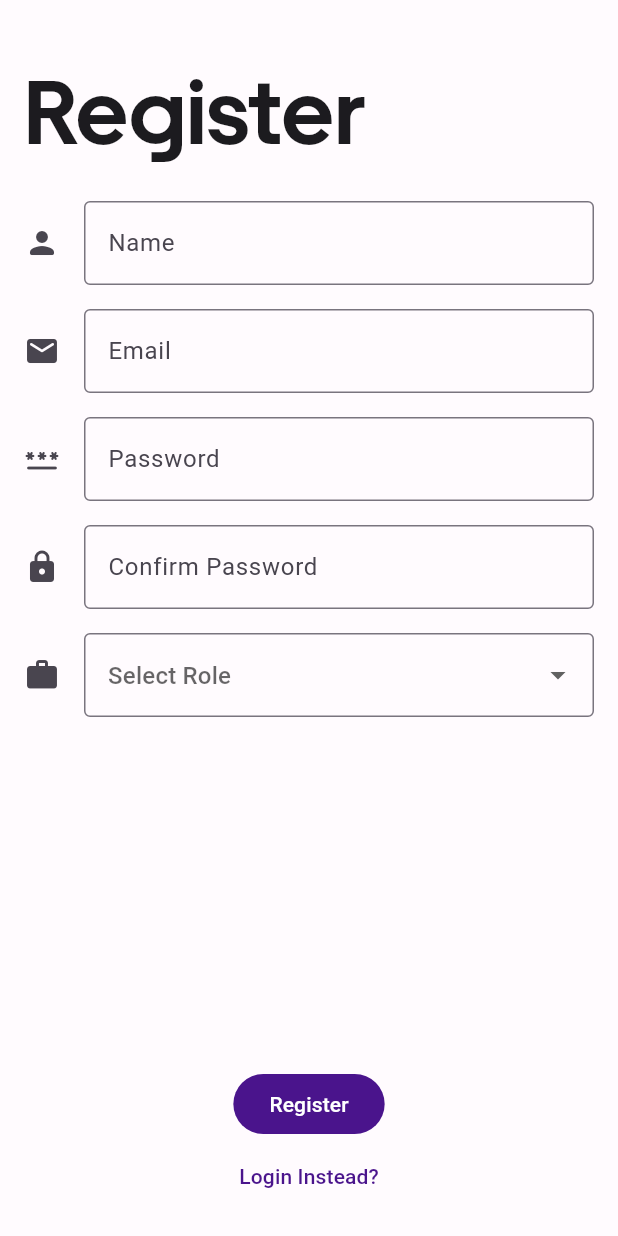
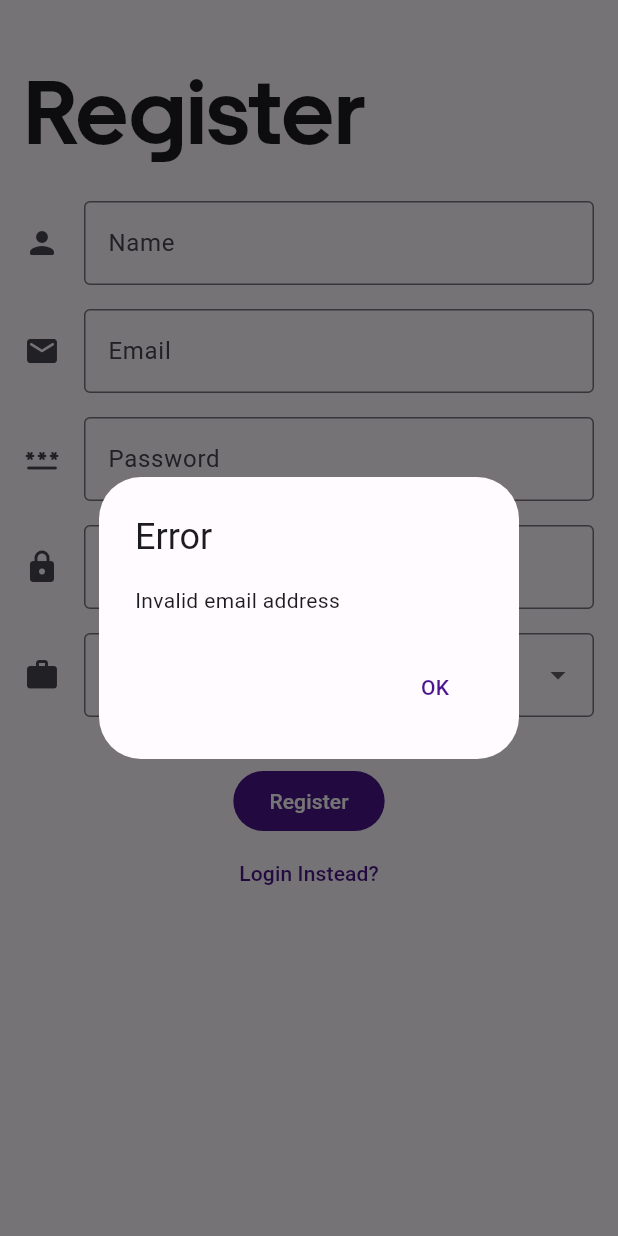
Before and after one commit to nickw409/CRAFT, a Flutter app: the RegistrationPage screen opened directly, after a tap on "Register", on a phone screen of 412 x 824 dp. Run offline on Flutter 3.47's test engine with Material 3 defaults, Android fonts, the light colour scheme and no system bars; our stand-ins replace carousel_slider, cloud_firestore, firebase_auth, firebase_core, geolocator, google_maps_flutter and 3 more; accounts and stored records are empty.

Commit message:
implemented login/sign up function

```diff
--- a/mobile/lib/screens/registration_page.dart
+++ /dev/null
@@ -1,133 +0,0 @@
-import 'package:craft/screens/login_page.dart';
-import 'package:flutter/material.dart';
-import 'package:page_transition/page_transition.dart';
-
-class RegistrationPage extends StatefulWidget {
-  const RegistrationPage({super.key});
-
-  @override
-  State<RegistrationPage> createState() => _RegistrationPageState();
-}
-
-class _RegistrationPageState extends State<RegistrationPage> {
-  String? selectedRole;
-
-  @override
-  Widget build(BuildContext context) {
-    return Scaffold(
-      body: SafeArea(
-          child: Padding(
-        padding: const EdgeInsets.all(16),
-        child: Column(
-          mainAxisAlignment: MainAxisAlignment.start,
-          crossAxisAlignment: CrossAxisAlignment.start,
-          children: [
-            const SizedBox(
-              height: 16,
-            ),
-            const FittedBox(
-              fit: BoxFit.contain,
-              child: Text(
-                'Register',
-                style: TextStyle(
-                  fontFamily: 'Uber',
-                  fontSize: 60,
-                  fontWeight: FontWeight.w700,
-                ),
-              ),
-            ),
-            const SizedBox(
-              height: 16,
-            ),
-            TextFormField(
-              keyboardType: TextInputType.name,
-              decoration: const InputDecoration(
-                border: OutlineInputBorder(),
-                icon: Icon(Icons.person_rounded),
-                hintText: 'Name',
-              ),
-            ),
-            const SizedBox(
-              height: 16,
-            ),
-            TextFormField(
-              keyboardType: TextInputType.emailAddress,
-              decoration: const InputDecoration(
-                border: OutlineInputBorder(),
-                icon: Icon(Icons.email_rounded),
-                hintText: 'Email',
-              ),
-            ),
-            const SizedBox(height: 16),
-            TextFormField(
-              obscureText: true,
-              decoration: const InputDecoration(
-                border: OutlineInputBorder(),
-                icon: Icon(Icons.password_rounded),
-                hintText: 'Password',
-              ),
-            ),
-            const SizedBox(height: 16),
-            TextFormField(
-              obscureText: true,
-              decoration: const InputDecoration(
-                border: OutlineInputBorder(),
-                icon: Icon(Icons.lock_rounded),
-                hintText: 'Confirm Password',
-              ),
-            ),
-            const SizedBox(height: 16),
-            DropdownButtonFormField<String>(
-              decoration: const InputDecoration(
-                border: OutlineInputBorder(),
-                icon: Icon(Icons.work_rounded),
-                hintText: 'Select Role',
-              ),
-              value: selectedRole,
-              onChanged: (newValue) {
-                setState(() {
-                  selectedRole = newValue;
-                });
-              },
-              items: const [
-                DropdownMenuItem(
-                  value: 'Hobbyist',
-                  child: Text('Hobbyist'),
-                ),
-                DropdownMenuItem(
-                  value: 'Archaeologist',
-                  child: Text('Archaeologist'),
-                ),
-                DropdownMenuItem(
-                  value: 'Student',
-                  child: Text('Student'),
-                ),
-              ],
-            ),
-            const Spacer(),
-            Center(
-              child: Column(
-                children: [
-                  FilledButton(
-                    onPressed: () {},
-                    child: const Text('Register'),
-                  ),
-                  TextButton(
-                    onPressed: () {
-                      Navigator.push(
-                          context,
-                          PageTransition(
-                              child: const LoginPage(),
-                              type: PageTransitionType.fade));
-                    },
-                    child: const Text("Login Instead?"),
-                  ),
-                ],
-              ),
-            )
-          ],
-        ),
-      )),
-    );
-  }
-}
--- a/mobile/lib/screens/settings_page.dart
+++ b/mobile/lib/screens/settings_page.dart
@@ -1,4 +1,4 @@
-import 'package:craft/screens/login_page.dart';
+import 'package:craft/screens/user_management/login_page.dart';
 import 'package:flutter/material.dart';
 import 'package:page_transition/page_transition.dart';
 import 'package:url_launcher/url_launcher.dart';
--- /dev/null
+++ b/mobile/lib/screens/user_management/registration_page.dart
@@ -0,0 +1,230 @@
+import 'package:cloud_firestore/cloud_firestore.dart';
+import 'package:craft/screens/homepage.dart';
+import 'package:craft/screens/user_management/login_page.dart';
+import 'package:firebase_auth/firebase_auth.dart';
+import 'package:flutter/material.dart';
+import 'package:page_transition/page_transition.dart';
+
+class RegistrationPage extends StatefulWidget {
+  const RegistrationPage({super.key});
+
+  @override
+  State<RegistrationPage> createState() => _RegistrationPageState();
+}
+
+class _RegistrationPageState extends State<RegistrationPage> {
+  final _nameController = TextEditingController();
+  final _emailController = TextEditingController();
+  final _passwordController = TextEditingController();
+  final _confirmPasswordController = TextEditingController();
+  String? selectedRole;
+  final _auth = FirebaseAuth.instance;
+  final _firestore = FirebaseFirestore.instance;
+
+  Future<void> _register() async {
+    final name = _nameController.text.trim();
+    final email = _emailController.text.trim();
+    final password = _passwordController.text.trim();
+    final confirmPassword = _confirmPasswordController.text.trim();
+
+    if (!_validateEmail(email)) {
+      _showError("Invalid email address");
+      return;
+    }
+
+    if (!_validatePassword(password)) {
+      _showError("Password must be at least 6 characters long");
+      return;
+    }
+
+    if (password != confirmPassword) {
+      _showError("Passwords do not match");
+      return;
+    }
+
+    if (selectedRole == null) {
+      _showError("Please select a role");
+      return;
+    }
+
+    try {
+      UserCredential userCredential =
+          await _auth.createUserWithEmailAndPassword(
+        email: email,
+        password: password,
+      );
+
+      // Save user data in Firestore
+      await _firestore.collection('users').doc(userCredential.user!.uid).set({
+        'name': name,
+        'email': email,
+        'role': selectedRole ?? 'User',
+      });
+
+      // Navigate to the login page
+      if (mounted) {
+        Navigator.pushReplacement(
+          context,
+          PageTransition(
+            child: const HomePage(),
+            type: PageTransitionType.fade,
+          ),
+        );
+      }
+    } catch (e) {
+      _showError(e.toString());
+    }
+  }
+
+  bool _validateEmail(String email) {
+    // Simple email validation check
+    return RegExp(r"^[a-zA-Z0-9._%+-]+@[a-zA-Z0-9.-]+\.[a-zA-Z]{2,}$")
+        .hasMatch(email);
+  }
+
+  bool _validatePassword(String password) {
+    // Password should be at least 6 characters long
+    return password.length >= 6;
+  }
+
+  void _showError(String message) {
+    showDialog(
+      context: context,
+      builder: (context) => AlertDialog(
+        title: const Text('Error'),
+        content: Text(message),
+        actions: [
+          TextButton(
+            onPressed: () => Navigator.of(context).pop(),
+            child: const Text('OK'),
+          ),
+        ],
+      ),
+    );
+  }
+
+  @override
+  Widget build(BuildContext context) {
+    return Scaffold(
+      body: SafeArea(
+          child: Padding(
+        padding: const EdgeInsets.all(16),
+        child: SingleChildScrollView(
+          child: Column(
+            mainAxisAlignment: MainAxisAlignment.start,
+            crossAxisAlignment: CrossAxisAlignment.start,
+            children: [
+              const SizedBox(
+                height: 16,
+              ),
+              const FittedBox(
+                fit: BoxFit.contain,
+                child: Text(
+                  'Register',
+                  style: TextStyle(
+                    fontFamily: 'Uber',
+                    fontSize: 60,
+                    fontWeight: FontWeight.w700,
+                  ),
+                ),
+              ),
+              const SizedBox(
+                height: 16,
+              ),
+              TextFormField(
+                controller: _nameController,
+                keyboardType: TextInputType.name,
+                decoration: const InputDecoration(
+                  border: OutlineInputBorder(),
+                  icon: Icon(Icons.person_rounded),
+                  hintText: 'Name',
+                ),
+              ),
+              const SizedBox(
+                height: 16,
+              ),
+              TextFormField(
+                controller: _emailController,
+                keyboardType: TextInputType.emailAddress,
+                decoration: const InputDecoration(
+                  border: OutlineInputBorder(),
+                  icon: Icon(Icons.email_rounded),
+                  hintText: 'Email',
+                ),
+              ),
+              const SizedBox(height: 16),
+              TextFormField(
+                controller: _passwordController,
+                obscureText: true,
+                decoration: const InputDecoration(
+                  border: OutlineInputBorder(),
+                  icon: Icon(Icons.password_rounded),
+                  hintText: 'Password',
+                ),
+              ),
+              const SizedBox(height: 16),
+              TextFormField(
+                controller: _confirmPasswordController,
+                obscureText: true,
+                decoration: const InputDecoration(
+                  border: OutlineInputBorder(),
+                  icon: Icon(Icons.lock_rounded),
+                  hintText: 'Confirm Password',
+                ),
+              ),
+              const SizedBox(height: 16),
+              DropdownButtonFormField<String>(
+                decoration: const InputDecoration(
+                  border: OutlineInputBorder(),
+                  icon: Icon(Icons.work_rounded),
+                  hintText: 'Select Role',
+                ),
+                value: selectedRole,
+                onChanged: (newValue) {
+                  setState(() {
+                    selectedRole = newValue;
+                  });
+                },
+                items: const [
+                  DropdownMenuItem(
+                    value: 'Hobbyist',
+                    child: Text('Hobbyist'),
+                  ),
+                  DropdownMenuItem(
+                    value: 'Archaeologist',
+                    child: Text('Archaeologist'),
+                  ),
+                  DropdownMenuItem(
+                    value: 'Student',
+                    child: Text('Student'),
+                  ),
+                ],
+              ),
+              const SizedBox(height: 32),
+              Center(
+                child: Column(
+                  children: [
+                    FilledButton(
+                      onPressed: _register,
+                      child: const Text('Register'),
+                    ),
+                    TextButton(
+                      onPressed: () {
+                        Navigator.push(
+                            context,
+                            PageTransition(
+                                child: const LoginPage(),
+                                type: PageTransitionType.fade));
+                      },
+                      child: const Text("Login Instead?"),
+                    ),
+                  ],
+                ),
+              )
+            ],
+          ),
+        ),
+      )),
+    );
+  }
+}
--- a/mobile/pubspec.yaml
+++ b/mobile/pubspec.yaml
@@ -8,6 +8,10 @@ environment:
 
 dependencies:
   carousel_slider: ^5.0.0
+  cloud_firestore: ^4.14.0
+  firebase_auth: ^4.16.0
+  firebase_core: ^2.24.2
+  firebase_ui_auth: ^1.13.0
   flutter:
     sdk: flutter
   geolocator: ^13.0.1
```
Also changed, not shown: mobile/lib/main.dart (+7 -1 lines), mobile/lib/screens/user_management/login_page.dart (renamed from mobile/lib/screens/login_page.dart, +68 -3 lines), mobile/firebase.json (added), mobile/lib/firebase_options.dart (added), mobile/pubspec.lock, 7 other files.
